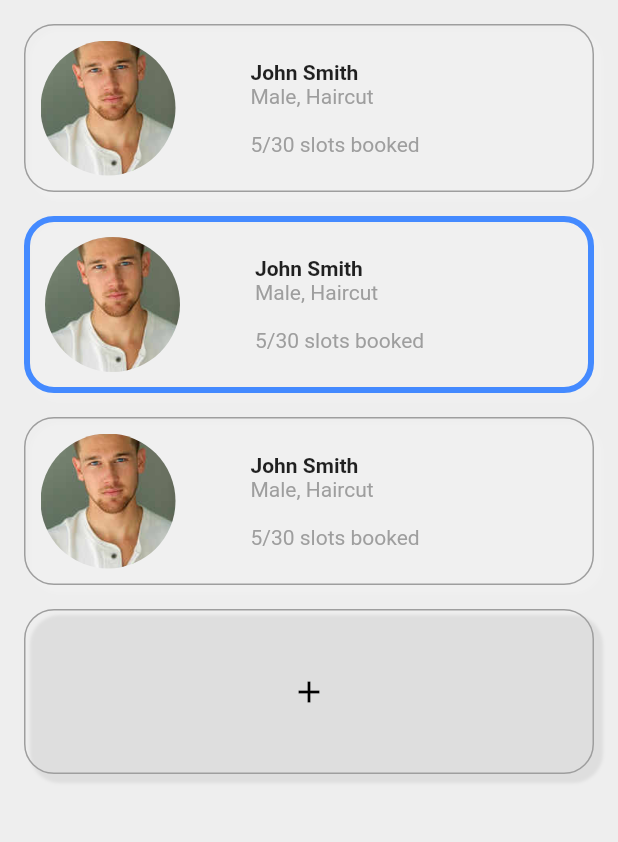
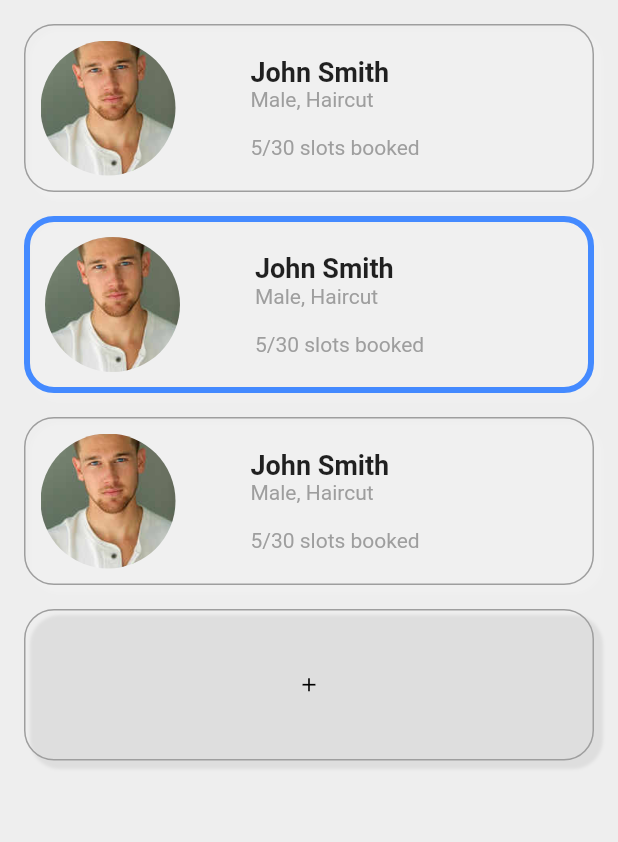
Before and after one commit to cravenbrave/flutterDemo, a Flutter app: the screen it shows after launch, tab 2 chosen, on a phone screen of 412 x 824 dp, the part 84-926 px from its top. Run offline on Flutter 3.47's test engine with Material 2 defaults, Android fonts, the phone set to English and light mode, and no system bars.

```diff
--- /dev/null
+++ b/lib/assets/ownerList.json
@@ -0,0 +1,22 @@
+[
+  {
+    "img" : "lib/images/john.jpg",
+    "ownerName": "John Smith",
+    "details":"Male, Haircut",
+    "time": "5/30 slots booked"
+  },
+
+  {
+    "img" : "lib/images/john.jpg",
+    "ownerName": "John Smith",
+    "details":"Male, Haircut",
+    "time": "5/30 slots booked"
+  },
+
+  {
+    "img" : "lib/images/john.jpg",
+    "ownerName": "John Smith",
+    "details":"Male, Haircut",
+    "time": "5/30 slots booked"
+  }
+]
--- a/lib/main.dart
+++ b/lib/main.dart
@@ -1,10 +1,14 @@
 import 'package:flutter/cupertino.dart';
 import 'package:flutter/material.dart';
+import 'dart:convert';
 
 //Two top bars source:
 //https://stackoverflow.com/questions/59675978/how-to-add-tabs-top-side-and-bottom-side-both-in-flutter
 //Widge round shape & shadow source:
 //https://stackoverflow.com/questions/57777737/flutter-give-container-rounded-border
+//JSON file read source:
+//https://faun.pub/flutter-implementing-listview-widget-using-json-file-fbd1e3ba60ad
+
 void main() => runApp(MyApp());
 
 class MyApp extends StatelessWidget {
@@ -12,7 +16,7 @@ class MyApp extends StatelessWidget {
   @override
   Widget build(BuildContext context) {
     return MaterialApp(
-      title: 'Flutter Demo',
+      title: 'Flutter Demo LiuWenyi',
       theme: ThemeData(
         primarySwatch: Colors.blue,
       ),
@@ -45,6 +49,8 @@ class _HomePageState extends State<HomePage>
     super.dispose();
   }
 
+  //build two tabs: by time & by owner
+  //set styles: background, font, color, edge size etc
   @override
   Widget build(BuildContext context) {
     return DefaultTabController(
@@ -55,9 +61,8 @@ class _HomePageState extends State<HomePage>
           preferredSize: Size.fromHeight(kToolbarHeight),
           child: Container(
             height: 100.0,
-            margin:EdgeInsets.only(top: 50, left: 80, right: 80),
+            margin: EdgeInsets.only(top: 50, left: 80, right: 80),
             child: new TabBar(
-
               indicatorSize: TabBarIndicatorSize.label,
               indicatorColor: Colors.black,
               unselectedLabelColor: Colors.grey,
@@ -78,6 +83,7 @@ class _HomePageState extends State<HomePage>
             ),
           ),
         ),
+        //write each body in method
         body: TabBarView(
           children: [
             ByTimeScreen(),
@@ -89,46 +95,67 @@ class _HomePageState extends State<HomePage>
   }
 }
 
+//By time body: set to empty, set background color
 class ByTimeScreen extends StatelessWidget {
-  @override
-  Widget build(BuildContext context) {
-    return Scaffold(
-      body: Center(child: BodyByTime()),
-    );
-  }
-}
-
-class ByOwnerScreen extends StatelessWidget {
-  @override
-  Widget build(BuildContext context) {
-    return Scaffold(
-      body: Center(child: BodyByOwner()),
-    );
-  }
-}
-
-class BodyByTime extends StatelessWidget {
   @override
   Widget build(BuildContext context) {
     return Scaffold(
         backgroundColor: Colors.grey[200],
         body: Center(
-        child: Text(" By Time body"),
+        child: Text("By Time body"),
     ),
     );
   }
 }
 
-class BodyByOwner extends StatelessWidget {
+//By owner stateless method, used in the MyApp builder
+class ByOwnerScreen extends StatelessWidget {
+  @override
+  Widget build(BuildContext context) {
+    return Scaffold(
+      body: Center(child: MyHomePage()),
+    );
+  }
+}
+
+//By owner stateful method
+class MyHomePage extends StatefulWidget {
+  @override
+  BodyByOwnerState createState() => BodyByOwnerState();
+}
+
+//By owner main method
+class BodyByOwnerState extends State<MyHomePage> {
   @override
   Widget build(BuildContext context) {
     return Scaffold(
       backgroundColor: Colors.grey[200],
-      body: _ownerList(),
+      body: _ownerList(context),
     );
   }
 
-  Widget ownerCellGrey = Container(
+  //Using listView builder return list, using FutureBuilder read JSON file
+  Widget _ownerList(BuildContext context) {
+    return FutureBuilder(
+        //receives results and sends results to a Builder
+        future:
+        DefaultAssetBundle.of(context).loadString('lib/assets/ownerList.json'),
+        builder: (context, snapshot) {
+          // Decode the JSON
+          var newData = json.decode(snapshot.data.toString());
+          int index = newData.length;
+          //return list, set up styles, set itemCount
+          return ListView.builder(
+              //set item count, if newData is null, set itemCount to 1, create
+              //empty cell only, if not, create length + 1, 1 for empty cell
+              itemCount: newData == null ? 1 : newData.length + 1,
+              padding: const EdgeInsets.all(16.0),
+              itemBuilder: (context, i) {
+                //if i is even, the border of list is grey,
+                //set other style, edge length, color, shape, list size, list
+                //shadow etc
+                if (i < index && i.isEven) {
+                  return Container(
                       decoration: BoxDecoration(
                         border: Border.all(color: Colors.grey),
                         borderRadius: BorderRadius.all(Radius.circular(20)),
@@ -148,31 +175,33 @@ class BodyByOwner extends StatelessWidget {
                       padding: const EdgeInsets.all(10),
                       child: Row(
                         children: [
+                          //add image, set image shape
                           ClipOval(
                             child: Image.asset(
-              'lib/images/john.jpg',
+                              newData[i]['img'],
                               width: 90,
                               height: 90,
                               fit: BoxFit.cover,
                             ),
                           ),
                           Expanded(
+                              //add text by reading JSON file, set styles
                               child: Column(
                                 crossAxisAlignment: CrossAxisAlignment.start,
                                 children: [
                                   Container(
                                     padding: const EdgeInsets.only(left: 50),
-                child: const Text(
-                  'John Smith',
+                                    child: Text(
+                                      newData[i]['ownerName'],
                                       style: TextStyle(
                                           fontWeight: FontWeight.bold,
-                  ),
+                                          fontSize: 18),
                                     ),
                                   ),
                                   Container(
                                     padding: const EdgeInsets.only(left: 50),
-                child: const Text(
-                  'Male, Haircut',
+                                    child: Text(
+                                      newData[i]['details'],
                                       style: TextStyle(
                                         color: Colors.grey,
                                       ),
@@ -180,8 +209,8 @@ class BodyByOwner extends StatelessWidget {
                                   ),
                                   Container(
                                     padding: const EdgeInsets.only(left: 50),
-                child: const Text(
-                  '\n5/30 slots booked',
+                                    child: Text(
+                                      '\n' + newData[i]['time'],
                                       style: TextStyle(
                                         color: Colors.grey,
                                       ),
@@ -191,8 +220,15 @@ class BodyByOwner extends StatelessWidget {
                               ))
                         ],
                       ));
-
-  Widget ownerCellBlue = Container(
+                }
+                //if i is odd, set the list border blue
+                //all others are the same above
+                //I don't know how to set decoration separately, so have
+                //the duplicate codes here
+                //and if statement can't include i after return
+                //let me improve this part after learning more Flutter later
+                if (i < index && i.isOdd) {
+                  return Container(
                       decoration: BoxDecoration(
                         border: Border.all(color: Colors.blueAccent, width: 4.0),
                         borderRadius: BorderRadius.all(Radius.circular(20)),
@@ -214,7 +250,7 @@ class BodyByOwner extends StatelessWidget {
                         children: [
                           ClipOval(
                             child: Image.asset(
-              'lib/images/john.jpg',
+                              newData[i]['img'],
                               width: 90,
                               height: 90,
                               fit: BoxFit.cover,
@@ -226,17 +262,17 @@ class BodyByOwner extends StatelessWidget {
                                 children: [
                                   Container(
                                     padding: const EdgeInsets.only(left: 50),
-                    child: const Text(
-                      'John Smith',
+                                    child: Text(
+                                      newData[i]['ownerName'],
                                       style: TextStyle(
                                           fontWeight: FontWeight.bold,
-                      ),
+                                          fontSize: 18),
                                     ),
                                   ),
                                   Container(
                                     padding: const EdgeInsets.only(left: 50),
-                    child: const Text(
-                      'Male, Haircut',
+                                    child: Text(
+                                      newData[i]['details'],
                                       style: TextStyle(
                                         color: Colors.grey,
                                       ),
@@ -244,8 +280,8 @@ class BodyByOwner extends StatelessWidget {
                                   ),
                                   Container(
                                     padding: const EdgeInsets.only(left: 50),
-                    child: const Text(
-                      '\n5/30 slots booked',
+                                    child: Text(
+                                      '\n' + newData[i]['time'],
                                       style: TextStyle(
                                         color: Colors.grey,
                                       ),
@@ -255,23 +291,13 @@ class BodyByOwner extends StatelessWidget {
                               ))
                         ],
                       ));
-
-  Widget _ownerList() {
-    int index = 3;
-    return ListView.builder(
-        itemCount: 4,
-        padding: const EdgeInsets.all(16.0),
-        itemBuilder: (context, i) {
-          if (i < index && i.isEven) {
-            return ownerCellGrey;
-          }
-          if(i < index && i.isOdd) {
-            return ownerCellBlue;
                 }
                 return emptyCell;
               });
+        });
   }
 
+  //Add an empty cell in the end, set styles: color, size, position etc
   Widget emptyCell = Container(
     decoration: BoxDecoration(
       border: Border.all(color: Colors.grey),
@@ -297,7 +323,7 @@ class BodyByOwner extends StatelessWidget {
           color: Colors.grey[500],
         ),
       ),
-      Icon(Icons.add, color: Colors.black),
+      Icon(Icons.add, color: Colors.black, size: 15),
       Container(),
       Text(
         '\n',
--- a/pubspec.yaml
+++ b/pubspec.yaml
@@ -45,6 +45,7 @@ flutter:
   uses-material-design: true
   assets:
   - lib/images/john.jpg
+  - lib/assets/ownerList.json
   # To add assets to your application, add an assets section, like this:
   # assets:
   #   - images/a_dot_burr.jpeg
```
Lines whose indentation alone changed are shown as unchanged.
